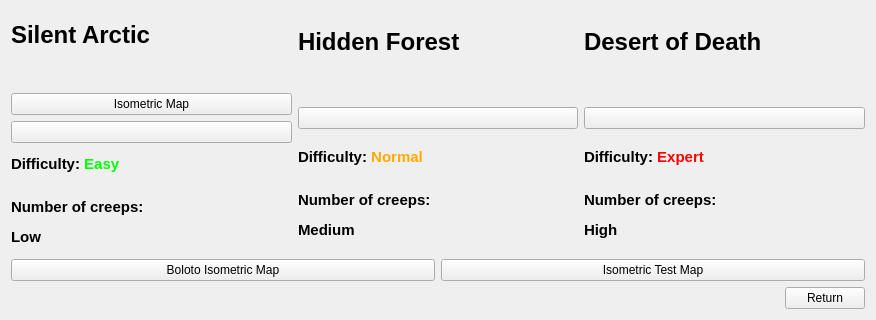
This is choosemapmenu.ui in BetmanSmall/LittleGame as Qt 5 draws it before an edit; both pictures show x 0 to 876 and y 305 to 625 of the 876 by 625 pixel window. The edited form follows.
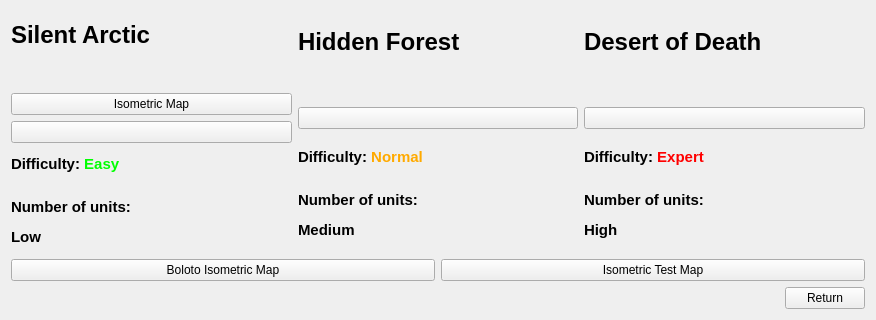
This is the edited form. Icons and pictures are not drawn.

Commit message: Creep rename to Unit

Diff of the .ui file:
```diff
--- a/choosemapmenu.ui
+++ b/choosemapmenu.ui
@@ -104,7 +104,7 @@
        <item>
         <widget class="QLabel" name="label_5">
          <property name="text">
-          <string>&lt;html&gt;&lt;head/&gt;&lt;body&gt;&lt;p&gt;&lt;span style=&quot; font-size:11pt; font-weight:600;&quot;&gt;Difficulty: &lt;/span&gt;&lt;span style=&quot; font-size:11pt; font-weight:600; color:#00ff00;&quot;&gt;Easy&lt;/span&gt;&lt;span style=&quot; font-size:11pt;&quot;&gt;&lt;br/&gt;&lt;/span&gt;&lt;/p&gt;&lt;p&gt;&lt;span style=&quot; font-size:11pt; font-weight:600;&quot;&gt;Number of creeps:&lt;/span&gt;&lt;/p&gt;&lt;p&gt;&lt;span style=&quot; font-size:11pt; font-weight:600;&quot;&gt;Low&lt;/span&gt;&lt;/p&gt;&lt;/body&gt;&lt;/html&gt;</string>
+          <string>&lt;html&gt;&lt;head/&gt;&lt;body&gt;&lt;p&gt;&lt;span style=&quot; font-size:11pt; font-weight:600;&quot;&gt;Difficulty: &lt;/span&gt;&lt;span style=&quot; font-size:11pt; font-weight:600; color:#00ff00;&quot;&gt;Easy&lt;/span&gt;&lt;span style=&quot; font-size:11pt;&quot;&gt;&lt;br/&gt;&lt;/span&gt;&lt;/p&gt;&lt;p&gt;&lt;span style=&quot; font-size:11pt; font-weight:600;&quot;&gt;Number of units:&lt;/span&gt;&lt;/p&gt;&lt;p&gt;&lt;span style=&quot; font-size:11pt; font-weight:600;&quot;&gt;Low&lt;/span&gt;&lt;/p&gt;&lt;/body&gt;&lt;/html&gt;</string>
          </property>
         </widget>
        </item>
@@ -139,7 +139,7 @@
        <item>
         <widget class="QLabel" name="label_8">
          <property name="text">
-          <string>&lt;html&gt;&lt;head/&gt;&lt;body&gt;&lt;p&gt;&lt;span style=&quot; font-size:11pt; font-weight:600;&quot;&gt;Difficulty: &lt;/span&gt;&lt;span style=&quot; font-size:11pt; font-weight:600; color:#ffaa00;&quot;&gt;Normal&lt;/span&gt;&lt;span style=&quot; font-size:11pt;&quot;&gt;&lt;br/&gt;&lt;/span&gt;&lt;/p&gt;&lt;p&gt;&lt;span style=&quot; font-size:11pt; font-weight:600;&quot;&gt;Number of creeps: &lt;/span&gt;&lt;/p&gt;&lt;p&gt;&lt;span style=&quot; font-size:11pt; font-weight:600;&quot;&gt;Medium&lt;/span&gt;&lt;/p&gt;&lt;/body&gt;&lt;/html&gt;</string>
+          <string>&lt;html&gt;&lt;head/&gt;&lt;body&gt;&lt;p&gt;&lt;span style=&quot; font-size:11pt; font-weight:600;&quot;&gt;Difficulty: &lt;/span&gt;&lt;span style=&quot; font-size:11pt; font-weight:600; color:#ffaa00;&quot;&gt;Normal&lt;/span&gt;&lt;span style=&quot; font-size:11pt;&quot;&gt;&lt;br/&gt;&lt;/span&gt;&lt;/p&gt;&lt;p&gt;&lt;span style=&quot; font-size:11pt; font-weight:600;&quot;&gt;Number of units: &lt;/span&gt;&lt;/p&gt;&lt;p&gt;&lt;span style=&quot; font-size:11pt; font-weight:600;&quot;&gt;Medium&lt;/span&gt;&lt;/p&gt;&lt;/body&gt;&lt;/html&gt;</string>
          </property>
         </widget>
        </item>
@@ -174,7 +174,7 @@
        <item>
         <widget class="QLabel" name="label_6">
          <property name="text">
-          <string>&lt;html&gt;&lt;head/&gt;&lt;body&gt;&lt;p&gt;&lt;span style=&quot; font-size:11pt; font-weight:600;&quot;&gt;Difficulty: &lt;/span&gt;&lt;span style=&quot; font-size:11pt; font-weight:600; color:#ff0000;&quot;&gt;Expert&lt;/span&gt;&lt;br/&gt;&lt;/p&gt;&lt;p&gt;&lt;span style=&quot; font-size:11pt; font-weight:600;&quot;&gt;Number of creeps: &lt;/span&gt;&lt;/p&gt;&lt;p&gt;&lt;span style=&quot; font-size:11pt; font-weight:600;&quot;&gt;High&lt;/span&gt;&lt;/p&gt;&lt;/body&gt;&lt;/html&gt;</string>
+          <string>&lt;html&gt;&lt;head/&gt;&lt;body&gt;&lt;p&gt;&lt;span style=&quot; font-size:11pt; font-weight:600;&quot;&gt;Difficulty: &lt;/span&gt;&lt;span style=&quot; font-size:11pt; font-weight:600; color:#ff0000;&quot;&gt;Expert&lt;/span&gt;&lt;br/&gt;&lt;/p&gt;&lt;p&gt;&lt;span style=&quot; font-size:11pt; font-weight:600;&quot;&gt;Number of units: &lt;/span&gt;&lt;/p&gt;&lt;p&gt;&lt;span style=&quot; font-size:11pt; font-weight:600;&quot;&gt;High&lt;/span&gt;&lt;/p&gt;&lt;/body&gt;&lt;/html&gt;</string>
          </property>
         </widget>
        </item>
```
The commit also changes 19 other files.
